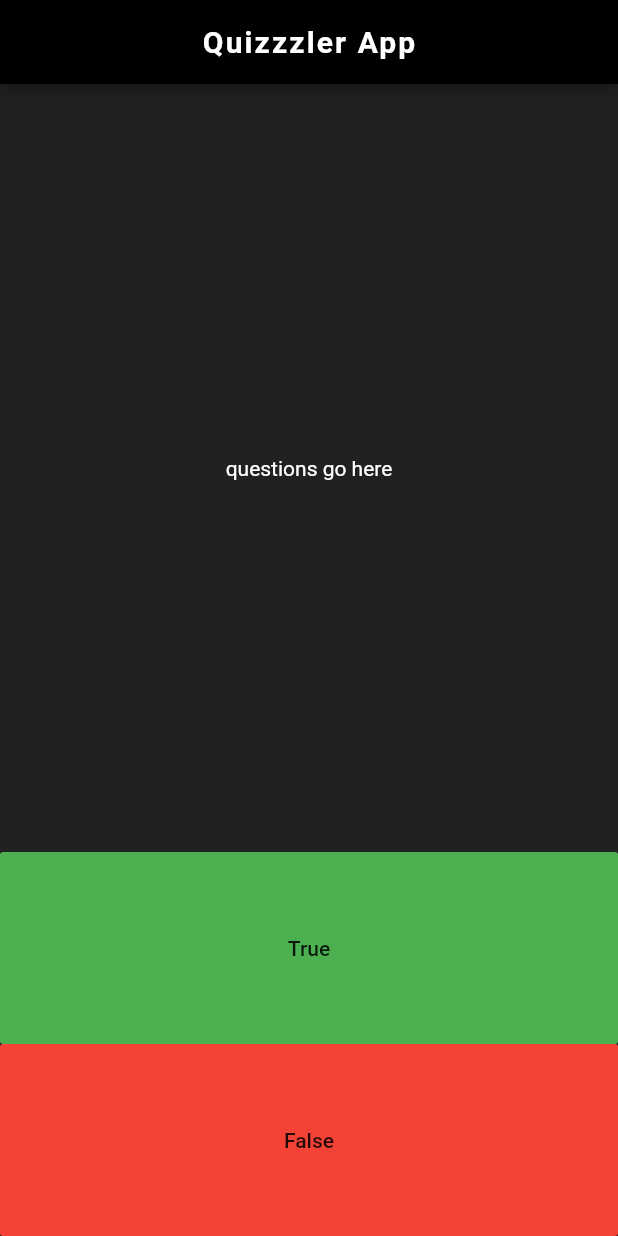
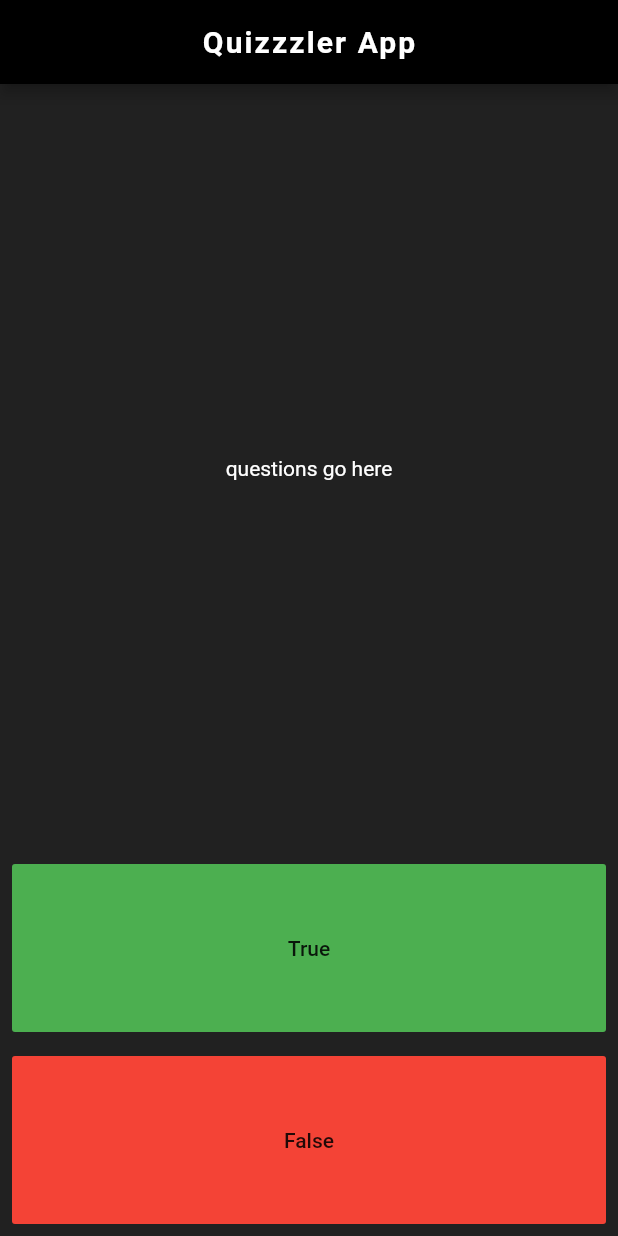
Before and after one commit to kenmugy/flutter-quizzler-app-2, a Flutter app: the screen it shows after launch, on a phone screen of 412 x 824 dp. Run offline on Flutter 3.47's test engine with Material 2 defaults, Android fonts, the phone set to English and light mode, and no system bars.

Commit message:
Add padding to buttons

```diff
--- a/lib/main.dart
+++ b/lib/main.dart
@@ -45,11 +45,17 @@ class _QuizBodyState extends State<QuizBody> {
                   child: Text("questions go here",
                       style: TextStyle(color: Colors.white)))),
           Expanded(
-              child: FlatButton(
-                  color: Colors.green, onPressed: () {}, child: Text("True"))),
+              child: Padding(
+                padding: const EdgeInsets.all(8.0),
+                child: FlatButton(
+                    color: Colors.green, onPressed: () {}, child: Text("True")),
+              )),
           Expanded(
-              child: FlatButton(
-                  color: Colors.red, onPressed: () {}, child: Text("False")))
+              child: Padding(
+                padding: const EdgeInsets.all(8.0),
+                child: FlatButton(
+                    color: Colors.red, onPressed: () {}, child: Text("False")),
+              ))
         ],
       ),
     );
```
